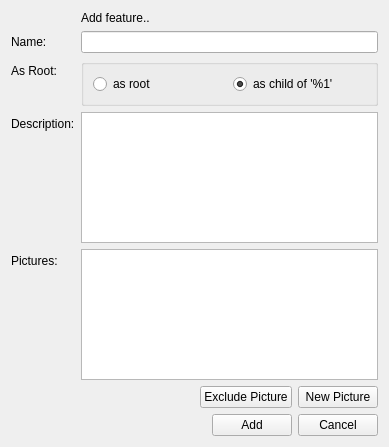
Old version of the form client/uiforms/feature_add.ui in the repository Wolframe/configurator.
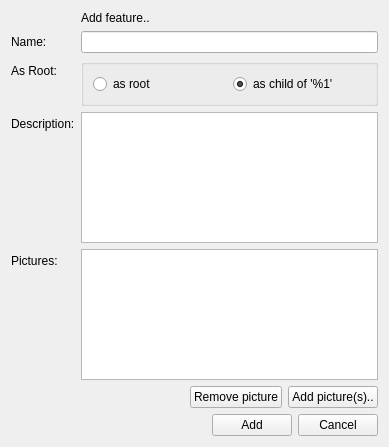
New version of the form. Icons and pictures are not drawn.

The edit to the form file:
```diff
--- a/client/uiforms/feature_add.ui
+++ b/client/uiforms/feature_add.ui
@@ -214,7 +214,7 @@
      <item>
       <widget class="QPushButton" name="exclude_pictures">
        <property name="text">
-        <string>Exclude Picture</string>
+        <string>Remove picture</string>
        </property>
        <property name="datasignal:clicked" stdset="0">
         <string>exclude_picture@main.pictures</string>
@@ -224,7 +224,7 @@
      <item>
       <widget class="QPushButton" name="new_pictures">
        <property name="text">
-        <string>New Picture</string>
+        <string>Add picture(s)..</string>
        </property>
        <property name="form" stdset="0">
         <string>picture_select?widgetid={main.widgetid}_picture</string>
```
